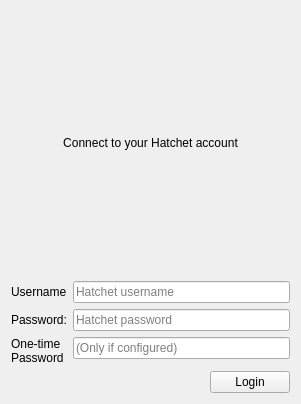
This is src/accounts/hatchet/account/HatchetAccountConfig.ui in tomahawk-player/tomahawk as Qt 5 draws it before an edit. The edited form follows.
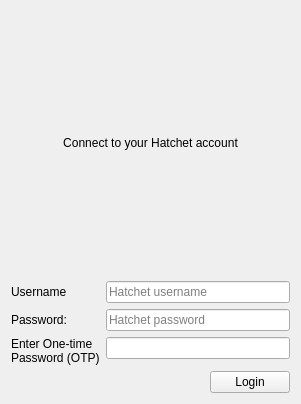
This is the edited form. Icons and pictures are not drawn.

Commit message: Only show the OTP bits if configured on the account, in a secondary login step

What changed in the file:
```diff
--- a/src/accounts/hatchet/account/HatchetAccountConfig.ui
+++ b/src/accounts/hatchet/account/HatchetAccountConfig.ui
@@ -59,8 +59,8 @@
      <item row="3" column="0">
       <widget class="QLabel" name="otpLabel">
        <property name="text">
-        <string>One-time
-Password</string>
+        <string>Enter One-time
+Password (OTP)</string>
        </property>
       </widget>
      </item>
@@ -101,7 +101,7 @@
      <item row="3" column="1">
       <widget class="QLineEdit" name="otpEdit">
        <property name="placeholderText">
-        <string>(Only if configured)</string>
+        <string/>
        </property>
       </widget>
      </item>
```
The commit also changes 2 other files.
